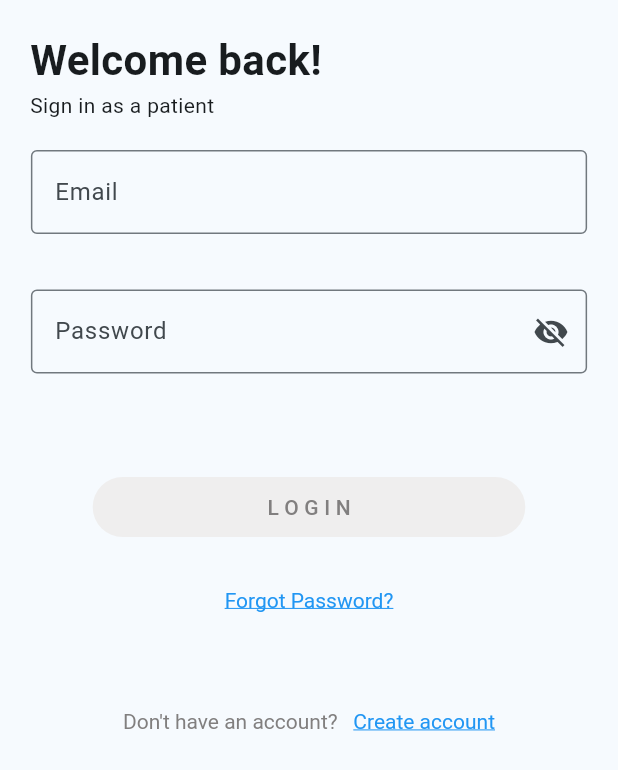
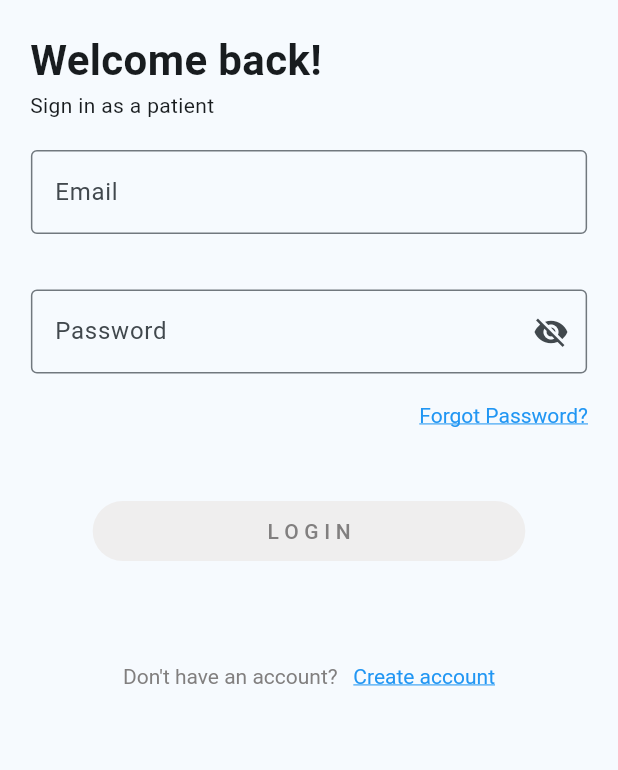
Before and after one commit to H-Munene/zuri_clone, a Flutter app: the screen it shows after launch, on a phone screen of 412 x 824 dp. Shown: the top 770 px of the screen. Run offline on Flutter 3.47's test engine with Material 3 defaults, Android fonts, the light colour scheme and no system bars.

Commit message:
refactor: forgot password positioning, padding revision

```diff
--- a/lib/auth/login.dart
+++ b/lib/auth/login.dart
@@ -84,15 +84,13 @@ class _LoginPageState extends State<LoginPage> {
               placeholder: globals.password,
               controller: firstnameController,
               focusNode: focuspassword),
-          Padding(padding: EdgeInsets.only(bottom: 45)),
-
-          //login button
-          LoginRegisterButton(btnText: globals.loginbtnText),
-
+          Padding(padding: EdgeInsets.only(bottom: 10)),
           //forgot password
-          Container(
-            padding: globals.loginRegisterBtnPadding,
-            child: RichText(
+          SizedBox(
+            child: Row(
+              mainAxisAlignment: MainAxisAlignment.end,
+              children: [
+                RichText(
                     text: TextSpan(
                         text: "Forgot Password?",
                         style: TextStyle(
@@ -102,7 +100,14 @@ class _LoginPageState extends State<LoginPage> {
                           ..onTap = () {
                             Navigator.pushNamed(context, '/forgot-password');
                           })),
+                Padding(padding: EdgeInsets.only(right: 20)),
+              ],
             ),
+          ),
+          Padding(padding: EdgeInsets.only(bottom: 35)),
+
+          //login button
+          LoginRegisterButton(btnText: globals.loginbtnText),
 
           //create account
           Container(
```
Lines whose indentation alone changed are shown as unchanged.
